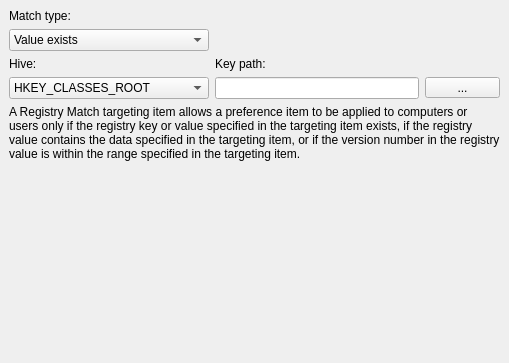
The window that src/apps/mvvm-folders/item_level_targeting/registrymatchwidget.ui (august-alt/policy-preferences-editor-prototype) describes before a commit, drawn with Qt 5.
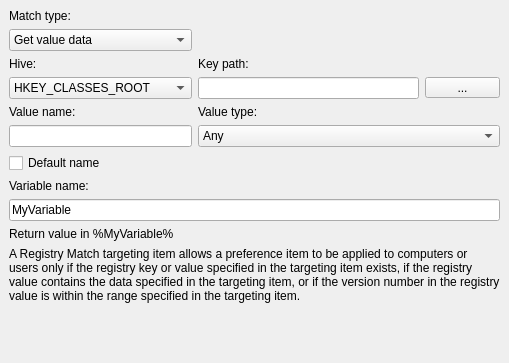
The same window after the commit. The open tabs and pages were chosen to show the change.

Commit message: fix: fix label in registry match widget

```diff
--- a/src/apps/mvvm-folders/item_level_targeting/registrymatchwidget.ui
+++ b/src/apps/mvvm-folders/item_level_targeting/registrymatchwidget.ui
@@ -82,7 +82,7 @@
           </size>
          </property>
          <property name="currentIndex">
-          <number>1</number>
+          <number>0</number>
          </property>
          <item>
           <property name="text">
@@ -204,7 +204,7 @@
         </widget>
        </item>
        <item row="5" column="0" colspan="3">
-        <spacer name="verticalSpacer_2">
+        <spacer name="verticalSpacer_1">
          <property name="orientation">
           <enum>Qt::Vertical</enum>
          </property>
@@ -392,7 +392,7 @@
         </widget>
        </item>
        <item row="4" column="0">
-        <widget class="QLabel" name="label_4">
+        <widget class="QLabel" name="valNameLabel_2">
          <property name="text">
           <string>Value name:</string>
          </property>
@@ -793,6 +793,318 @@
            <width>75</width>
            <height>0</height>
           </size>
+         </property>
+         <item>
+          <property name="text">
+           <string>Any</string>
+          </property>
+         </item>
+         <item>
+          <property name="text">
+           <string>Substring match</string>
+          </property>
+         </item>
+         <item>
+          <property name="text">
+           <string>Version match</string>
+          </property>
+         </item>
+        </widget>
+       </item>
+       <item row="8" column="0" colspan="5">
+        <widget class="QLineEdit" name="valDataLineEdit_3"/>
+       </item>
+      </layout>
+     </widget>
+     <widget class="QWidget" name="page_4">
+      <layout class="QGridLayout" name="gridLayout_5">
+       <item row="4" column="0">
+        <widget class="QLabel" name="valNameLabel_4">
+         <property name="text">
+          <string>Value name:</string>
+         </property>
+         <property name="buddy">
+          <cstring>valNameLineEdit_4</cstring>
+         </property>
+        </widget>
+       </item>
+       <item row="7" column="0">
+        <widget class="QLabel" name="varNameLabel_4">
+         <property name="text">
+          <string>Variable name:</string>
+         </property>
+         <property name="buddy">
+          <cstring>varNameLineEdit_4</cstring>
+         </property>
+        </widget>
+       </item>
+       <item row="8" column="0" colspan="3">
+        <widget class="QLineEdit" name="varNameLineEdit_4">
+         <property name="text">
+          <string>MyVariable</string>
+         </property>
+        </widget>
+       </item>
+       <item row="3" column="0">
+        <widget class="QComboBox" name="hiveComboBox_4">
+         <property name="sizePolicy">
+          <sizepolicy hsizetype="Preferred" vsizetype="Fixed">
+           <horstretch>0</horstretch>
+           <verstretch>0</verstretch>
+          </sizepolicy>
+         </property>
+         <property name="minimumSize">
+          <size>
+           <width>75</width>
+           <height>0</height>
+          </size>
+         </property>
+         <item>
+          <property name="text">
+           <string>HKEY_CLASSES_ROOT</string>
+          </property>
+         </item>
+         <item>
+          <property name="text">
+           <string>HKEY_CURRENT_USER</string>
+          </property>
+         </item>
+         <item>
+          <property name="text">
+           <string>HKEY_LOCAL_MACHINE</string>
+          </property>
+         </item>
+         <item>
+          <property name="text">
+           <string>HKEY_USERS</string>
+          </property>
+         </item>
+         <item>
+          <property name="text">
+           <string>HKEY_CURRENT_CONFIG</string>
+          </property>
+         </item>
+        </widget>
+       </item>
+       <item row="1" column="0">
+        <widget class="QComboBox" name="matchComboBox_4">
+         <property name="sizePolicy">
+          <sizepolicy hsizetype="Preferred" vsizetype="Fixed">
+           <horstretch>0</horstretch>
+           <verstretch>0</verstretch>
+          </sizepolicy>
+         </property>
+         <property name="minimumSize">
+          <size>
+           <width>75</width>
+           <height>0</height>
+          </size>
+         </property>
+         <property name="currentIndex">
+          <number>3</number>
+         </property>
+         <item>
+          <property name="text">
+           <string>Key exists</string>
+          </property>
+         </item>
+         <item>
+          <property name="text">
+           <string>Value exists</string>
+          </property>
+         </item>
+         <item>
+          <property name="text">
+           <string>Match value data</string>
+          </property>
+         </item>
+         <item>
+          <property name="text">
+           <string>Get value data</string>
+          </property>
+         </item>
+        </widget>
+       </item>
+       <item row="2" column="1">
+        <widget class="QLabel" name="pathLabel_4">
+         <property name="text">
+          <string>Key path:</string>
+         </property>
+         <property name="buddy">
+          <cstring>pathLineEdit_4</cstring>
+         </property>
+        </widget>
+       </item>
+       <item row="3" column="1">
+        <widget class="QLineEdit" name="pathLineEdit_4">
+         <property name="sizePolicy">
+          <sizepolicy hsizetype="Preferred" vsizetype="Fixed">
+           <horstretch>0</horstretch>
+           <verstretch>0</verstretch>
+          </sizepolicy>
+         </property>
+         <property name="minimumSize">
+          <size>
+           <width>75</width>
+           <height>0</height>
+          </size>
+         </property>
+         <property name="maximumSize">
+          <size>
+           <width>16777215</width>
+           <height>16777215</height>
+          </size>
+         </property>
+         <property name="focusPolicy">
+          <enum>Qt::StrongFocus</enum>
+         </property>
+        </widget>
+       </item>
+       <item row="4" column="1">
+        <widget class="QLabel" name="valTypeLabel_4">
+         <property name="text">
+          <string>Value type:</string>
+         </property>
+         <property name="buddy">
+          <cstring>valTypeComboBox_4</cstring>
+         </property>
+        </widget>
+       </item>
+       <item row="11" column="0" colspan="3">
+        <spacer name="verticalSpacer_4">
+         <property name="orientation">
+          <enum>Qt::Vertical</enum>
+         </property>
+         <property name="sizeHint" stdset="0">
+          <size>
+           <width>487</width>
+           <height>3</height>
+          </size>
+         </property>
+        </spacer>
+       </item>
+       <item row="5" column="0">
+        <widget class="QLineEdit" name="valNameLineEdit_4">
+         <property name="sizePolicy">
+          <sizepolicy hsizetype="Preferred" vsizetype="Fixed">
+           <horstretch>0</horstretch>
+           <verstretch>0</verstretch>
+          </sizepolicy>
+         </property>
+         <property name="minimumSize">
+          <size>
+           <width>75</width>
+           <height>0</height>
+          </size>
+         </property>
+        </widget>
+       </item>
+       <item row="0" column="0">
+        <widget class="QLabel" name="matchLabel_4">
+         <property name="sizePolicy">
+          <sizepolicy hsizetype="Maximum" vsizetype="Preferred">
+           <horstretch>0</horstretch>
+           <verstretch>0</verstretch>
+          </sizepolicy>
+         </property>
+         <property name="text">
+          <string>Match type:</string>
+         </property>
+         <property name="buddy">
+          <cstring>matchComboBox_2</cstring>
+         </property>
+        </widget>
+       </item>
+       <item row="6" column="0">
+        <widget class="QCheckBox" name="defaultCheckBox_4">
+         <property name="text">
+          <string>Default name</string>
+         </property>
+        </widget>
+       </item>
+       <item row="3" column="2">
+        <widget class="QToolButton" name="pathToolButton_4">
+         <property name="sizePolicy">
+          <sizepolicy hsizetype="Preferred" vsizetype="Fixed">
+           <horstretch>0</horstretch>
+           <verstretch>0</verstretch>
+          </sizepolicy>
+         </property>
+         <property name="minimumSize">
+          <size>
+           <width>25</width>
+           <height>0</height>
+          </size>
+         </property>
+         <property name="maximumSize">
+          <size>
+           <width>75</width>
+           <height>16777215</height>
+          </size>
+         </property>
+         <property name="text">
+          <string>...</string>
+         </property>
+        </widget>
+       </item>
+       <item row="10" column="0" colspan="3">
+        <widget class="QLabel" name="label_4">
+         <property name="text">
+          <string>&lt;html&gt;&lt;head/&gt;&lt;body&gt;&lt;p&gt;A Registry Match targeting item allows a preference item to be applied to computers or users only if the registry key or value specified in the targeting item exists, if the registry value contains the data specified in the targeting item, or if the version number in the registry value is within the range specified in the targeting item.&lt;/p&gt;&lt;/body&gt;&lt;/html&gt;</string>
+         </property>
+         <property name="wordWrap">
+          <bool>true</bool>
+         </property>
+        </widget>
+       </item>
+       <item row="5" column="1" colspan="2">
+        <widget class="QComboBox" name="valTypeComboBox_4">
+         <item>
+          <property name="text">
+           <string>Any</string>
+          </property>
+         </item>
+         <item>
+          <property name="text">
+           <string>REG_SZ</string>
+          </property>
+         </item>
+         <item>
+          <property name="text">
+           <string>REG_EXPAND_SZ</string>
+          </property>
+         </item>
+         <item>
+          <property name="text">
+           <string>REG_MULTI_SZ</string>
+          </property>
+         </item>
+         <item>
+          <property name="text">
+           <string>REG_DWORD</string>
+          </property>
+         </item>
+         <item>
+          <property name="text">
+           <string>REG_BINARY</string>
+          </property>
+         </item>
+        </widget>
+       </item>
+       <item row="2" column="0">
+        <widget class="QLabel" name="hiveLabel_4">
+         <property name="text">
+          <string>Hive:</string>
+         </property>
+         <property name="buddy">
+          <cstring>hiveComboBox_4</cstring>
+         </property>
+        </widget>
+       </item>
+       <item row="9" column="0">
+        <widget class="QLabel" name="returnLabel_4">
+         <property name="text">
+          <string>Return value in %MyVariable%</string>
          </property>
         </widget>
        </item>
```
Left out of the diff: 422 changed lines with no effect on the pictures.
